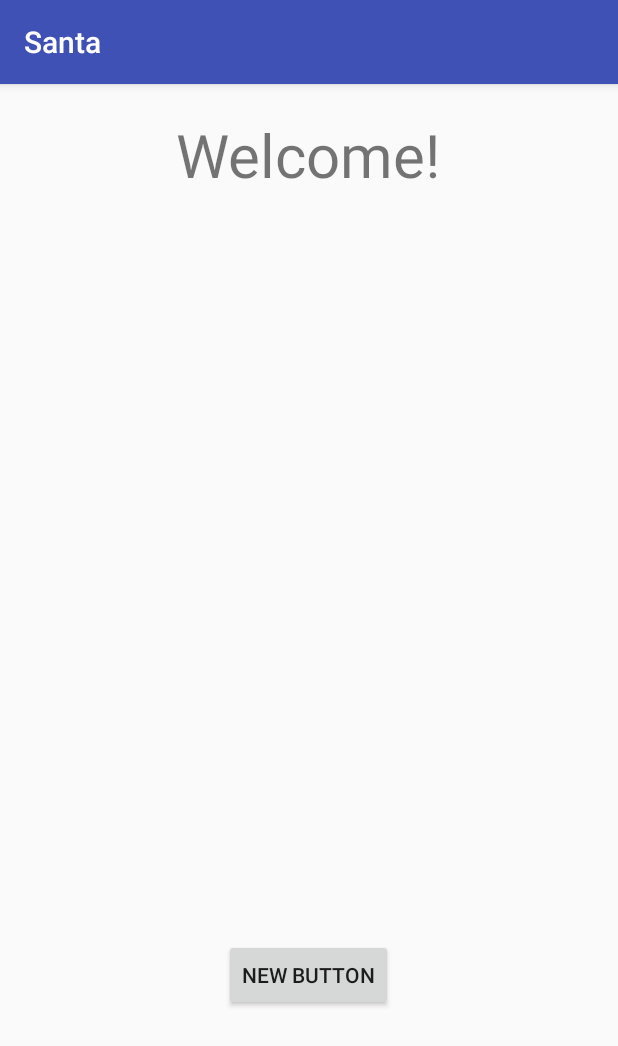
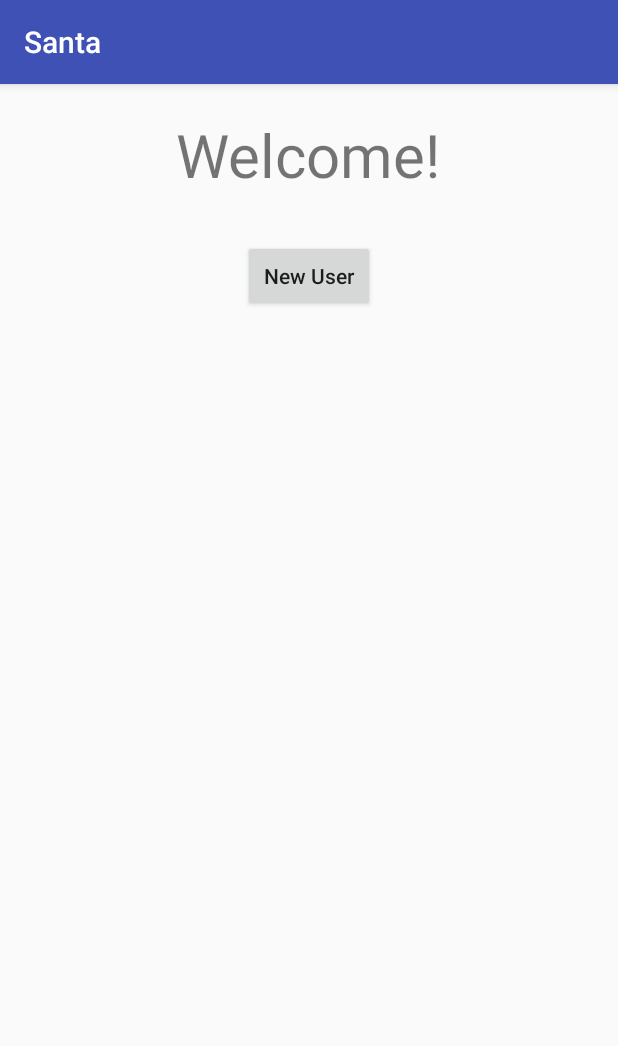
Before and after one commit to zakiva/Santa, an Android app: the screen it shows after launch (MainActivity), on a phone screen of 412 x 824 dp. Shown: the top 1046 px of the screen. Run offline under Robolectric (Android 15) with nearby library versions, the phone set to English and light mode, and no system bars; our stand-ins replace Firebase (no records; nobody signed in at launch, a user with empty details on screens opened directly).

Commit message:
Add User class

```diff
--- a/app/src/main/AndroidManifest.xml
+++ b/app/src/main/AndroidManifest.xml
@@ -4,6 +4,7 @@
     <uses-permission android:name="android.permission.INTERNET"/>
 
     <application
+        android:name="Santa"
         android:allowBackup="true"
         android:icon="@mipmap/ic_launcher"
         android:label="@string/app_name"
--- a/app/src/main/java/com/example/zakiva/santa/MainActivity.java
+++ b/app/src/main/java/com/example/zakiva/santa/MainActivity.java
@@ -1,28 +1,55 @@
 package com.example.zakiva.santa;
 
+import com.example.zakiva.santa.Models.*;
 import android.support.v7.app.AppCompatActivity;
 import android.os.Bundle;
 import android.util.Log;
 import android.view.View;
 
+import com.google.firebase.database.DataSnapshot;
+import com.google.firebase.database.DatabaseError;
 import com.google.firebase.database.DatabaseReference;
 import com.google.firebase.database.FirebaseDatabase;
+import com.google.firebase.database.ValueEventListener;
 
 import java.io.Console;
 
 public class MainActivity extends AppCompatActivity {
 
     private static final String TAG = ">>>>>>>Debug: ";
+    private String userEmail;
+    private DatabaseReference myDatabase;
 
     @Override
     protected void onCreate(Bundle savedInstanceState) {
         super.onCreate(savedInstanceState);
         setContentView(R.layout.activity_main);
+        myDatabase = FirebaseDatabase.getInstance().getReference();
+        //set the real user email instead
+        ((Santa) this.getApplication()).setGlobalEmail("userDemoEmail");
+        userEmail = ((Santa) this.getApplication()).getGlobalEmail();
     }
 
-    public void newButtonClicked(View view) {
-        Log.d(TAG, "newButtonClicked");
-        DatabaseReference myDatabase = FirebaseDatabase.getInstance().getReference();
-        myDatabase.child("example").setValue("WOW!");
+    public void newUserClicked(View view) {
+        Log.d(TAG, "newUserClicked");
+        User user = new User(userEmail);
+        myDatabase.child("Users").child(userEmail).setValue(user);
+    }
+
+    //example how to get an object from the database
+    public void getUser () {
+        DatabaseReference myRef = FirebaseDatabase.getInstance().getReference("Users/" + userEmail);
+        ValueEventListener userListener = new ValueEventListener() {
+            @Override
+            public void onDataChange(DataSnapshot dataSnapshot) {
+                User u = dataSnapshot.getValue(User.class);
+                Log.d(TAG, "We got the user: " + u.getEmail());
+            }
+            @Override
+            public void onCancelled(DatabaseError databaseError) {
+                Log.w(TAG, "getUser:onCancelled", databaseError.toException());
+            }
+        };
+        myRef.addValueEventListener(userListener);
     }
 }
--- /dev/null
+++ b/app/src/main/java/com/example/zakiva/santa/Santa.java
@@ -0,0 +1,21 @@
+package com.example.zakiva.santa;
+
+import android.app.Application;
+
+
+/**
+ * Created by zakiva on 8/26/16.
+ */
+
+public class Santa extends Application {
+
+    private String globalEmail;
+
+    public String getGlobalEmail() {
+        return globalEmail;
+    }
+
+    public void setGlobalEmail(String str) {
+        globalEmail = str;
+    }
+}
--- a/app/src/main/res/layout/activity_main.xml
+++ b/app/src/main/res/layout/activity_main.xml
@@ -13,16 +13,17 @@
         android:layout_marginTop="20dp"
         android:textAllCaps="false"
         android:textSize="40dp"
-        android:id="@+id/textView" />
+        android:id="@+id/title" />
 
     <Button
         android:layout_width="wrap_content"
         android:layout_height="wrap_content"
-        android:text="New Button"
+        android:text="New User"
+        android:textAllCaps="false"
         android:id="@+id/button"
-        android:onClick="newButtonClicked"
-        android:layout_marginBottom="150dp"
-        android:layout_alignParentBottom="true"
+        android:onClick="newUserClicked"
+        android:layout_below="@id/title"
+        android:layout_marginTop="30dp"
         android:layout_centerHorizontal="true" />
 
 
```
Also changed, not shown: app/src/main/java/com/example/zakiva/santa/Models/User.java (added, +24 -0 lines).
